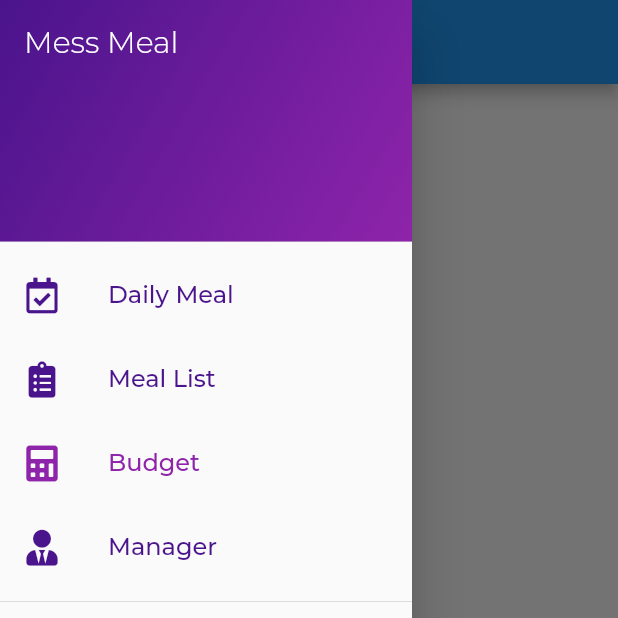
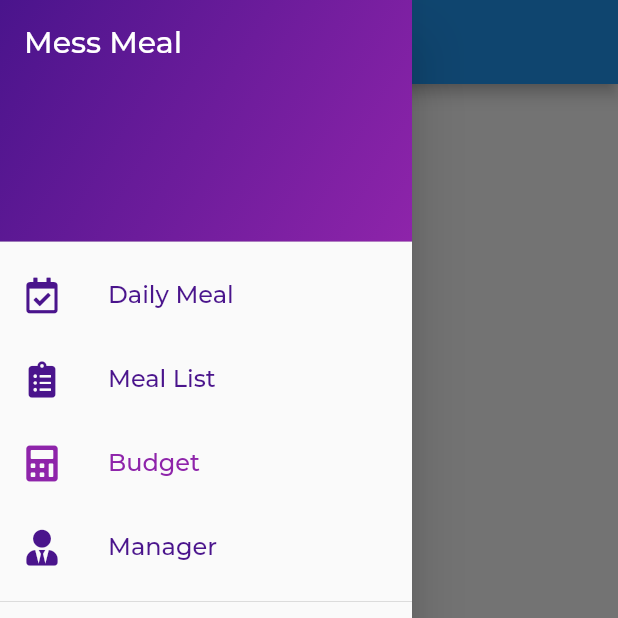
Before and after one commit to prism97/Mess-Meal-Management-Flutter, a Flutter app: the BudgetScreen screen opened by its route, with the side drawer open, on a phone screen of 412 x 824 dp, the top half of it. Run offline on Flutter 3.47's test engine with Material 2 defaults, Android fonts, the phone set to English and light mode, and no system bars; our stand-ins replace cloud_firestore, email_validator, firebase_auth, font_awesome_flutter, shared_preferences, table_calendar; accounts and stored records are empty; project files that could hold a hidden picture were left out.

```diff
--- /dev/null
+++ b/lib/models/meal_data.dart
@@ -0,0 +1,5 @@
+class MealData {
+  final Map<String, bool> meal;
+
+  MealData(this.meal);
+}
--- a/lib/models/user.dart
+++ b/lib/models/user.dart
@@ -1,7 +1,8 @@
 class User {
   final String uid;
+  final String email;
 
-  User({this.uid});
+  User({this.uid, this.email});
 }
 
 class UserData {
--- a/lib/screens/meal_check_screen.dart
+++ b/lib/screens/meal_check_screen.dart
@@ -18,7 +18,7 @@ class _MealCheckScreenState extends State<MealCheckScreen> {
   CalendarController _calendarController;
   DailyMealCard _dailyMealCard;
 
-  void showMealCard(DateTime date, List<dynamic> events) {
+  void showMealCard(DateTime date) {
     setState(() {
       _dailyMealCard = DailyMealCard(
         date: date,
--- a/lib/widgets/nav_drawer.dart
+++ b/lib/widgets/nav_drawer.dart
@@ -1,11 +1,13 @@
 import 'package:flutter/material.dart';
 import 'package:font_awesome_flutter/font_awesome_flutter.dart';
 import 'package:mess_meal/constants/colors.dart';
+import 'package:mess_meal/models/user.dart';
 import 'package:mess_meal/screens/budget_screen.dart';
 import 'package:mess_meal/screens/manager_screen.dart';
 import 'package:mess_meal/screens/meal_check_screen.dart';
 import 'package:mess_meal/screens/meal_list_screen.dart';
 import 'package:mess_meal/services/auth.dart';
+import 'package:provider/provider.dart';
 
 class NavDrawer extends StatelessWidget {
   final String currentRoute;
@@ -28,13 +30,23 @@ class NavDrawer extends StatelessWidget {
                 ),
                 child: Container(
                   width: double.infinity,
-                  child: Text(
-                    'Mess Meal',
-                    style: TextStyle(
-                      fontSize: 20.0,
-                      fontWeight: FontWeight.w300,
-                      color: Colors.white,
-                    ),
+                  padding: EdgeInsets.only(bottom: 10.0),
+                  child: Column(
+                    mainAxisAlignment: MainAxisAlignment.spaceBetween,
+                    crossAxisAlignment: CrossAxisAlignment.start,
+                    children: <Widget>[
+                      Text(
+                        'Mess Meal',
+                        style: Theme.of(context).textTheme.title,
+                      ),
+                      Text(
+                        Provider.of<User>(context).email,
+                        style: Theme.of(context)
+                            .textTheme
+                            .display1
+                            .copyWith(color: Colors.white),
+                      ),
+                    ],
                   ),
                 ),
               ),
```
Also changed, not shown: lib/services/auth.dart (+7 -1 lines), lib/services/database.dart (+54 -0 lines), lib/widgets/custom_calendar.dart (+18 -1 lines), lib/widgets/daily_meal_card.dart (+102 -18 lines).
